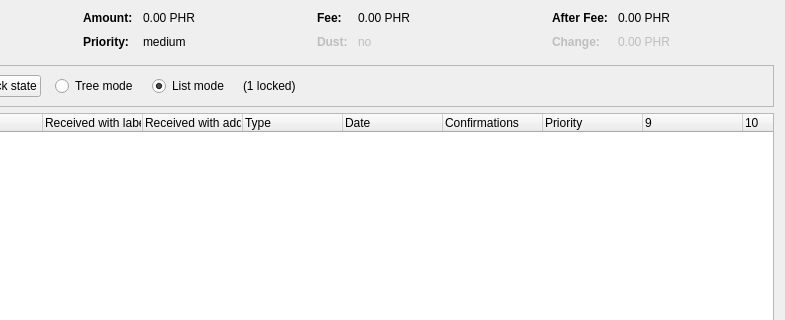
This is src/qt/forms/coincontroldialog.ui in curiumofficial/curium as Qt 5 draws it before an edit; both pictures show x 169 to 954 and y 0 to 320 of the 954 by 500 pixel window. The edited form follows.
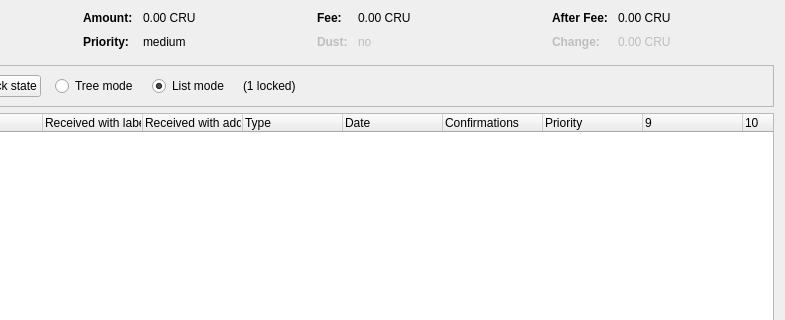
This is the edited form. Custom widgets are drawn as their Qt base class.

Diff of the .ui file:
```diff
--- a/src/qt/forms/coincontroldialog.ui
+++ b/src/qt/forms/coincontroldialog.ui
@@ -132,7 +132,7 @@
           <enum>Qt::ActionsContextMenu</enum>
          </property>
          <property name="text">
-          <string notr="true">0.00 PHR</string>
+          <string notr="true">0.00 CRU</string>
          </property>
          <property name="textInteractionFlags">
           <set>Qt::LinksAccessibleByMouse|Qt::TextSelectableByKeyboard|Qt::TextSelectableByMouse</set>
@@ -206,7 +206,7 @@
           <enum>Qt::ActionsContextMenu</enum>
          </property>
          <property name="text">
-          <string notr="true">0.00 PHR</string>
+          <string notr="true">0.00 CRU</string>
          </property>
          <property name="textInteractionFlags">
           <set>Qt::LinksAccessibleByMouse|Qt::TextSelectableByKeyboard|Qt::TextSelectableByMouse</set>
@@ -286,7 +286,7 @@
           <enum>Qt::ActionsContextMenu</enum>
          </property>
          <property name="text">
-          <string notr="true">0.00 PHR</string>
+          <string notr="true">0.00 CRU</string>
          </property>
          <property name="textInteractionFlags">
           <set>Qt::LinksAccessibleByMouse|Qt::TextSelectableByKeyboard|Qt::TextSelectableByMouse</set>
@@ -321,7 +321,7 @@
           <enum>Qt::ActionsContextMenu</enum>
          </property>
          <property name="text">
-          <string notr="true">0.00 PHR</string>
+          <string notr="true">0.00 CRU</string>
          </property>
          <property name="textInteractionFlags">
           <set>Qt::LinksAccessibleByMouse|Qt::TextSelectableByKeyboard|Qt::TextSelectableByMouse</set>
```
